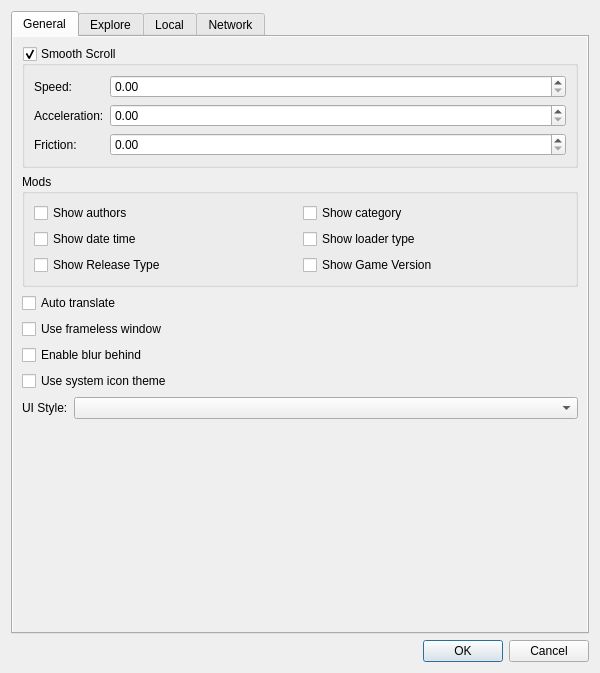
Qt form src/ui/preferences.ui (kaniol-lck/modmanager) before a commit.
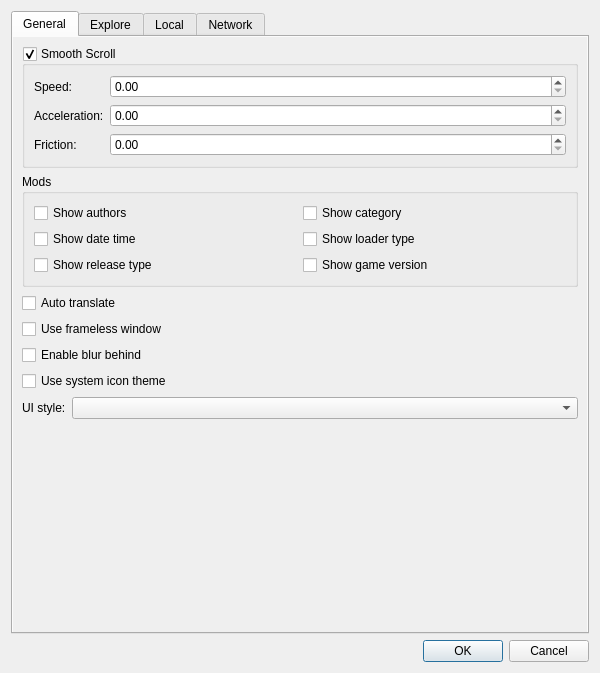
The same form after that commit. Icons and pictures are not drawn.

```diff
--- a/src/ui/preferences.ui
+++ b/src/ui/preferences.ui
@@ -158,14 +158,14 @@
               <item row="2" column="0">
                <widget class="QCheckBox" name="showModReleaseType">
                 <property name="text">
-                 <string>Show Release Type</string>
+                 <string>Show release type</string>
                 </property>
                </widget>
               </item>
               <item row="2" column="1">
                <widget class="QCheckBox" name="showModGameVersion">
                 <property name="text">
-                 <string>Show Game Version</string>
+                 <string>Show game version</string>
                 </property>
                </widget>
               </item>
@@ -208,7 +208,7 @@
              <item row="0" column="0">
               <widget class="QLabel" name="label_4">
                <property name="text">
-                <string>UI Style:</string>
+                <string>UI style:</string>
                </property>
               </widget>
              </item>
```
Left out of the diff: 2 changed lines with no effect on the pictures.
